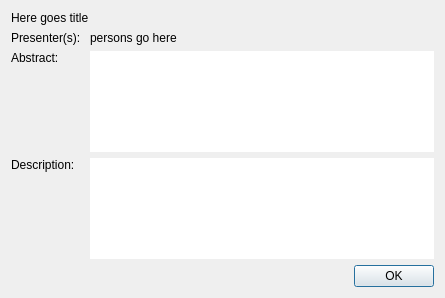
This is src/gui/eventdialog.ui in edulix/confclerk as Qt 5 draws it before an edit. The edited form follows.
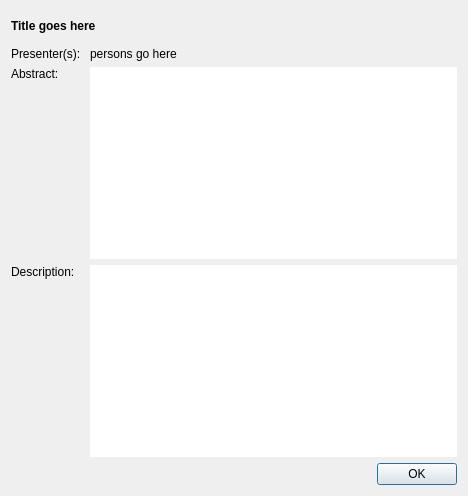
This is the edited form.

Commit message: event dialog changes  - changed font/background colors  - title occupies more lines if it doesn't fit in one line

Patch:
```diff
--- a/src/gui/eventdialog.ui
+++ b/src/gui/eventdialog.ui
@@ -5,10 +5,16 @@
    <rect>
     <x>0</x>
     <y>0</y>
-    <width>445</width>
-    <height>298</height>
+    <width>468</width>
+    <height>496</height>
    </rect>
   </property>
+  <property name="sizePolicy" >
+   <sizepolicy vsizetype="MinimumExpanding" hsizetype="MinimumExpanding" >
+    <horstretch>0</horstretch>
+    <verstretch>0</verstretch>
+   </sizepolicy>
+  </property>
   <property name="windowTitle" >
    <string>Dialog</string>
   </property>
@@ -20,8 +26,23 @@
     <layout class="QVBoxLayout" name="verticalLayout" >
      <item>
       <widget class="QLabel" name="title" >
+       <property name="sizePolicy" >
+        <sizepolicy vsizetype="MinimumExpanding" hsizetype="MinimumExpanding" >
+         <horstretch>0</horstretch>
+         <verstretch>0</verstretch>
+        </sizepolicy>
+       </property>
+       <property name="font" >
+        <font>
+         <weight>75</weight>
+         <bold>true</bold>
+        </font>
+       </property>
        <property name="text" >
-        <string>Here goes title</string>
+        <string>Title goes here</string>
+       </property>
+       <property name="wordWrap" >
+        <bool>true</bool>
        </property>
       </widget>
      </item>
```
Left out of the diff: 2 changed lines with no effect on the pictures. The commit also changes 1 other file.
